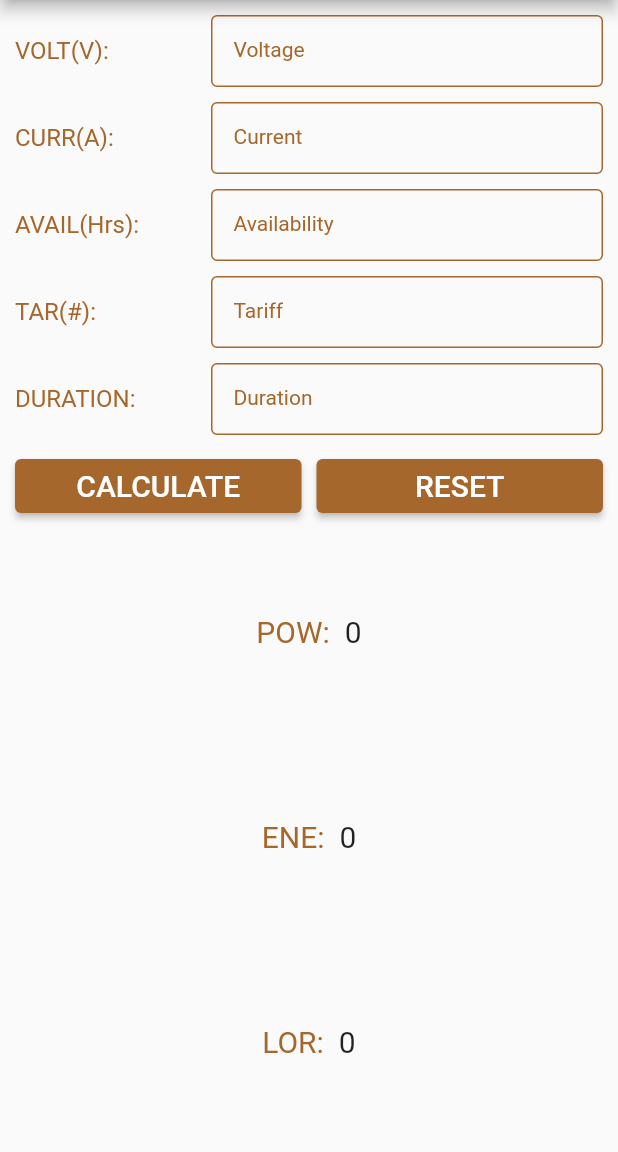
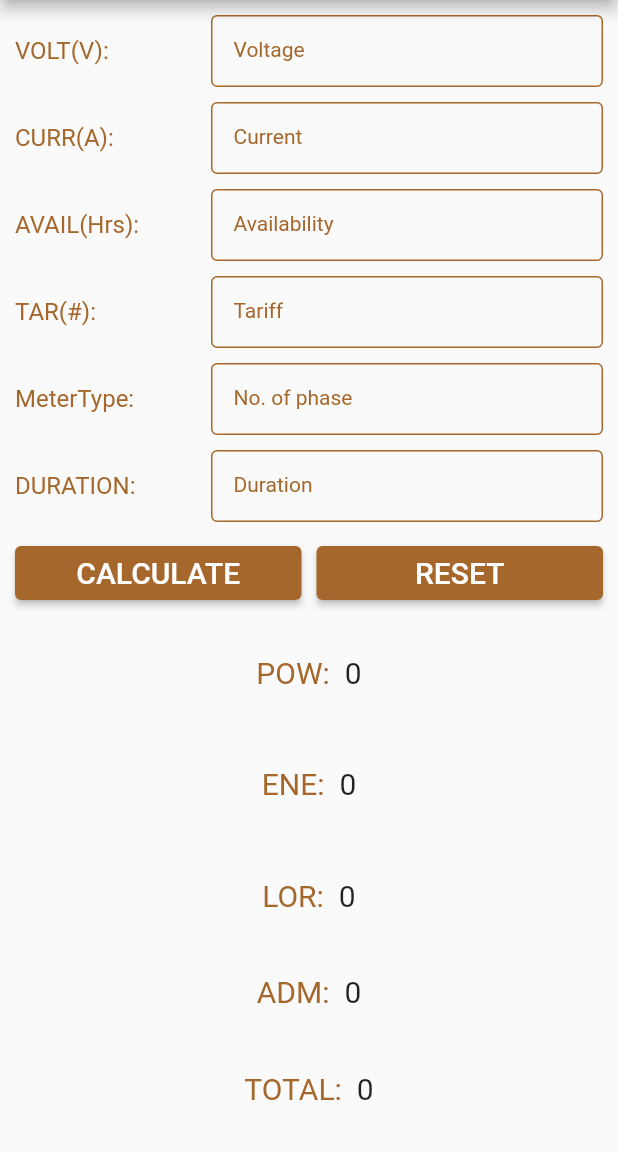
Before and after one commit to ZeggyRaph/ENERGY-LOSS-CALCULATOR, a Flutter app: the screen it shows after launch, after a tap on "CALCULATE", on a phone screen of 412 x 824 dp, the part 84-1236 px from its top. Run offline on Flutter 3.47's test engine with Material 2 defaults, Android fonts, the phone set to English and light mode, and no system bars.

Commit message:
Added the admin charge and total charge

```diff
--- a/lib/portrait.dart
+++ b/lib/portrait.dart
@@ -11,6 +11,8 @@ const resultTextStyle = TextStyle(
 );
 
 class PortraitView extends StatefulWidget {
+  const PortraitView({Key? key}) : super(key: key);
+
   @override
   State<PortraitView> createState() => _PortraitViewState();
 }
@@ -22,21 +24,24 @@ class _PortraitViewState extends State<PortraitView> {
   TextEditingController availabilityController = TextEditingController();
   TextEditingController tariffController = TextEditingController();
   TextEditingController noOfMonthsController = TextEditingController();
+  TextEditingController meterType = TextEditingController();
   String lorResult = '0';
   String energyResult = '0';
   String powerResult = '0';
+  String admResult = '0';
+  String totalResult = '0';
   final vat = 1.075;
   final pf = 0.85;
   final kilo = 1000;
   final df = 0.6;
+
   @override
   Widget build(BuildContext context) {
-    double width = MediaQuery.of(context).size.width;
-    double height = MediaQuery.of(context).size.height;
-    print(height);
+    // double width = MediaQuery.of(context).size.width;
+    //double height = MediaQuery.of(context).size.height;
 
     return Container(
-      margin: EdgeInsets.all(10.0),
+      margin: const EdgeInsets.all(10.0),
       child:
           //EVERYTHING IS ARRANGED IN A COLUMN
           Column(
@@ -46,7 +51,7 @@ class _PortraitViewState extends State<PortraitView> {
           Row(
             mainAxisAlignment: MainAxisAlignment.center,
             children: [
-              Expanded(
+              const Expanded(
                 flex: 1,
                 child: Text(
                   'VOLT(V):',
@@ -65,12 +70,12 @@ class _PortraitViewState extends State<PortraitView> {
               ),
             ],
           ),
-          SizedBox(
+          const SizedBox(
             height: 10.0,
           ),
           Row(
             children: [
-              Expanded(
+              const Expanded(
                 flex: 1,
                 child: Text(
                   'CURR(A):',
@@ -89,12 +94,12 @@ class _PortraitViewState extends State<PortraitView> {
               ),
             ],
           ),
-          SizedBox(
+          const SizedBox(
             height: 10.0,
           ),
           Row(
             children: [
-              Expanded(
+              const Expanded(
                 flex: 1,
                 child: Text(
                   'AVAIL(Hrs):',
@@ -113,12 +118,12 @@ class _PortraitViewState extends State<PortraitView> {
               ),
             ],
           ),
-          SizedBox(
+          const SizedBox(
             height: 10.0,
           ),
           Row(
             children: [
-              Expanded(
+              const Expanded(
                 flex: 1,
                 child: Text(
                   'TAR(#):',
@@ -137,12 +142,36 @@ class _PortraitViewState extends State<PortraitView> {
               ),
             ],
           ),
-          SizedBox(
+          const SizedBox(
             height: 10.0,
           ),
           Row(
             children: [
+              const Expanded(
+                flex: 1,
+                child: Text(
+                  'MeterType:',
+                  style: textStyle,
+                ),
+              ),
               Expanded(
+                flex: 2,
+                child:
+                    //ANOTHER TEXTFIELD
+                    ReusableTextField(
+                  kontroller: meterType,
+                  labText: 'No. of phase',
+                  hintTex: 'Enter 1 or 3',
+                ),
+              ),
+            ],
+          ),
+          const SizedBox(
+            height: 10.0,
+          ),
+          Row(
+            children: [
+              const Expanded(
                 flex: 1,
                 child: Text(
                   'DURATION:',
@@ -161,7 +190,7 @@ class _PortraitViewState extends State<PortraitView> {
               ),
             ],
           ),
-          SizedBox(
+          const SizedBox(
             height: 10.0,
           ),
           Row(
@@ -171,13 +200,33 @@ class _PortraitViewState extends State<PortraitView> {
                 //ELEVATEDBUTTON FOR  ADDITION
                 child: ElevatedButton(
                   style: ElevatedButton.styleFrom(
-                    primary: Color(0xFFA5672B),
+                    primary: const Color(0xFFA5672B),
                   ),
-                  child: Text(
+                  child: const Text(
                     'CALCULATE',
                     style: TextStyle(fontSize: 20.0),
                   ),
                   onPressed: () {
+                    const singlephasePen = 50000;
+                    const threePhasePen = 100000;
+                    const singlephaseAdm = 1500;
+                    const threePhaseAdm = 3000;
+
+                    int? admInput;
+                    int? penInput;
+
+                    if (double.parse(meterType.text) == 1) {
+                      admInput = singlephaseAdm;
+                    } else {
+                      admInput = threePhaseAdm;
+                    }
+
+                    if (double.parse(meterType.text) == 1) {
+                      penInput = singlephasePen;
+                    } else {
+                      penInput = threePhasePen;
+                    }
+
                     setState(() {
                       //THIS ENSURES THAT WHEN THE "CALCULATE BUTTON" IS CLICKED, THE SOFT KEYBOARD DISAPPEAR
                       FocusManager.instance.primaryFocus?.unfocus();
@@ -199,16 +248,29 @@ class _PortraitViewState extends State<PortraitView> {
                       powerResult = power.toStringAsFixed(2);
                       energyResult = energy.toStringAsFixed(2);
                       lorResult = lor.toStringAsFixed(2);
+
+                      //TO CALCULATE ADM CHARGE
+                      //int admCharge = adm();
+                      admResult = admInput.toString();
+
+                      //TO CALCULATE PENALTY
+                      //int? penCharge = pen();
+
+                      //TO CALCULATE THE TOTAL
+                      double total =
+                          lor + admInput!.toDouble() + penInput!.toDouble();
+
+                      totalResult = total.toStringAsFixed(2);
                     });
                   },
                 ),
               ),
-              SizedBox(
+              const SizedBox(
                 width: 10.0,
               ),
 
               //THE SIZEDBOX CREATE SPACE BETWEEN THE BUTTONS
-              SizedBox(
+              const SizedBox(
                 height: 10.0,
               ),
               Expanded(
@@ -216,14 +278,14 @@ class _PortraitViewState extends State<PortraitView> {
 
                     //TO CLEAR THE  INPUT FIELDS AND RESULTS
                     ElevatedButton(
-                  child: Text(
+                  child: const Text(
                     'RESET',
                     style: TextStyle(
                       fontSize: 20.0,
                     ),
                   ),
                   style: ElevatedButton.styleFrom(
-                    primary: Color(0xFFA5672B),
+                    primary: const Color(0xFFA5672B),
                   ),
                   onPressed: () {
                     setState(() {
@@ -233,16 +295,19 @@ class _PortraitViewState extends State<PortraitView> {
                       availabilityController.text = '';
                       tariffController.text = '';
                       noOfMonthsController.text = '';
+                      meterType.text = '';
                       powerResult = '0';
                       energyResult = '0';
                       lorResult = '0';
+                      admResult = '0';
+                      totalResult = '0';
                     });
                   },
                 ),
               ),
             ],
           ),
-          SizedBox(
+          const SizedBox(
             height: 10.0,
           ),
           Expanded(
@@ -250,23 +315,23 @@ class _PortraitViewState extends State<PortraitView> {
               mainAxisAlignment: MainAxisAlignment.center,
               children: [
                 //DISPLAYS THE WORD "POW" AS A STRING
-                Text(
+                const Text(
                   'POW:',
                   style: resultTextStyle,
                 ),
-                SizedBox(
+                const SizedBox(
                   width: 10.0,
                 ),
 
                 //THE POWER RESULT IS DISPLAYED HERE
                 Text(
                   powerResult,
-                  style: TextStyle(fontSize: 20.0),
+                  style: const TextStyle(fontSize: 20.0),
                 ),
               ],
             ),
           ),
-          SizedBox(
+          const SizedBox(
             height: 10.0,
           ),
           Expanded(
@@ -274,23 +339,23 @@ class _PortraitViewState extends State<PortraitView> {
               mainAxisAlignment: MainAxisAlignment.center,
               children: [
                 //DISPLAYS THE WORD "ENE" AS A STRING
-                Text(
+                const Text(
                   'ENE:',
                   style: resultTextStyle,
                 ),
-                SizedBox(
+                const SizedBox(
                   width: 10.0,
                 ),
 
                 //THE ENERGY RESULT IS DISPLAYED HERE
                 Text(
                   energyResult,
-                  style: TextStyle(fontSize: 20.0),
+                  style: const TextStyle(fontSize: 20.0),
                 ),
               ],
             ),
           ),
-          SizedBox(
+          const SizedBox(
             height: 10.0,
           ),
           Expanded(
@@ -298,18 +363,60 @@ class _PortraitViewState extends State<PortraitView> {
               mainAxisAlignment: MainAxisAlignment.center,
               children: [
                 //DISPLAYS THE WORD "LOR" AS A STRING
-                Text(
+                const Text(
                   'LOR:',
                   style: resultTextStyle,
                 ),
-                SizedBox(
+                const SizedBox(
                   width: 10.0,
                 ),
 
                 //THE LOR RESULT IS DISPLAYED HERE
                 Text(
                   lorResult,
-                  style: TextStyle(fontSize: 20.0),
+                  style: const TextStyle(fontSize: 20.0),
+                ),
+              ],
+            ),
+          ),
+          Expanded(
+            child: Row(
+              mainAxisAlignment: MainAxisAlignment.center,
+              children: [
+                //DISPLAYS THE WORD "LOR" AS A STRING
+                const Text(
+                  'ADM:',
+                  style: resultTextStyle,
+                ),
+                const SizedBox(
+                  width: 10.0,
+                ),
+
+                //THE LOR RESULT IS DISPLAYED HERE
+                Text(
+                  admResult,
+                  style: const TextStyle(fontSize: 20.0),
+                ),
+              ],
+            ),
+          ),
+          Expanded(
+            child: Row(
+              mainAxisAlignment: MainAxisAlignment.center,
+              children: [
+                //DISPLAYS THE WORD "LOR" AS A STRING
+                const Text(
+                  'TOTAL:',
+                  style: resultTextStyle,
+                ),
+                const SizedBox(
+                  width: 10.0,
+                ),
+
+                //THE LOR RESULT IS DISPLAYED HERE
+                Text(
+                  totalResult,
+                  style: const TextStyle(fontSize: 20.0),
                 ),
               ],
             ),
@@ -320,9 +427,14 @@ class _PortraitViewState extends State<PortraitView> {
   }
 }
 
+// ignore: must_be_immutable
 class ReusableTextField extends StatelessWidget {
   ReusableTextField(
-      {required this.kontroller, required this.hintTex, required this.labText});
+      {Key? key,
+      required this.kontroller,
+      required this.hintTex,
+      required this.labText})
+      : super(key: key);
 
   final TextEditingController kontroller;
   String labText;
@@ -333,26 +445,26 @@ class ReusableTextField extends StatelessWidget {
     return TextField(
       keyboardType: TextInputType.number,
       controller: kontroller,
-      style: TextStyle(
+      style: const TextStyle(
         fontSize: 14.0,
       ),
       minLines: 1,
       maxLines: 5,
       obscureText: false,
       decoration: InputDecoration(
-          contentPadding: EdgeInsets.all(15.0),
-          border: OutlineInputBorder(),
-          focusedBorder: OutlineInputBorder(
+          contentPadding: const EdgeInsets.all(15.0),
+          border: const OutlineInputBorder(),
+          focusedBorder: const OutlineInputBorder(
             borderSide: BorderSide(
               color: Color(0xFFA5672B),
             ),
           ),
-          enabledBorder: OutlineInputBorder(
+          enabledBorder: const OutlineInputBorder(
             borderSide: BorderSide(
               color: Color(0xFFA5672B),
             ),
           ),
-          labelStyle: TextStyle(
+          labelStyle: const TextStyle(
             color: Color(0xFFA5672B),
           ),
           labelText: labText,
```
